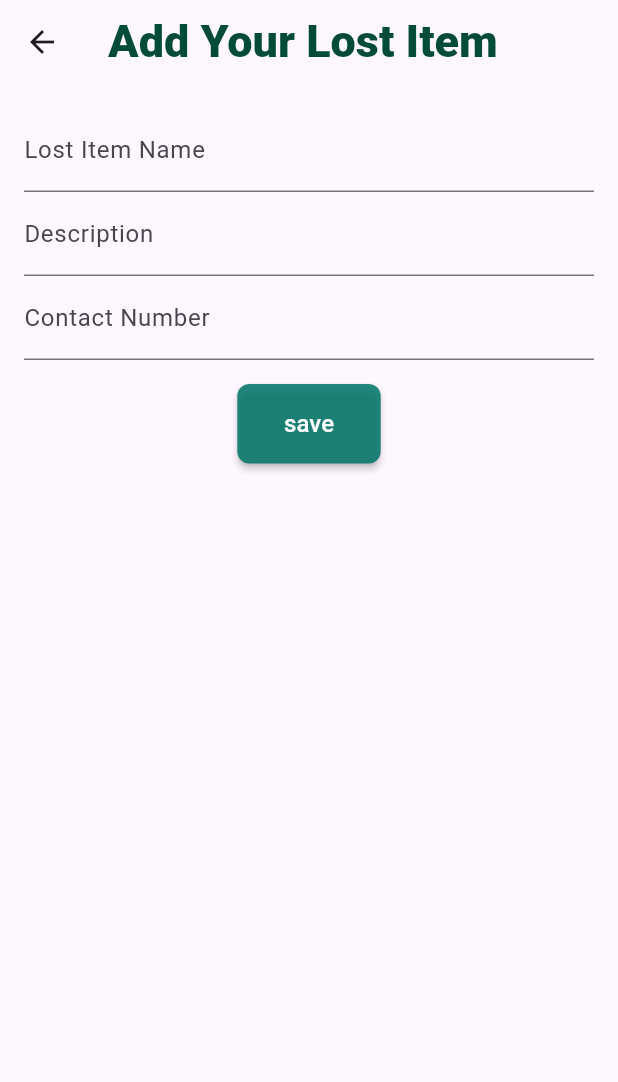
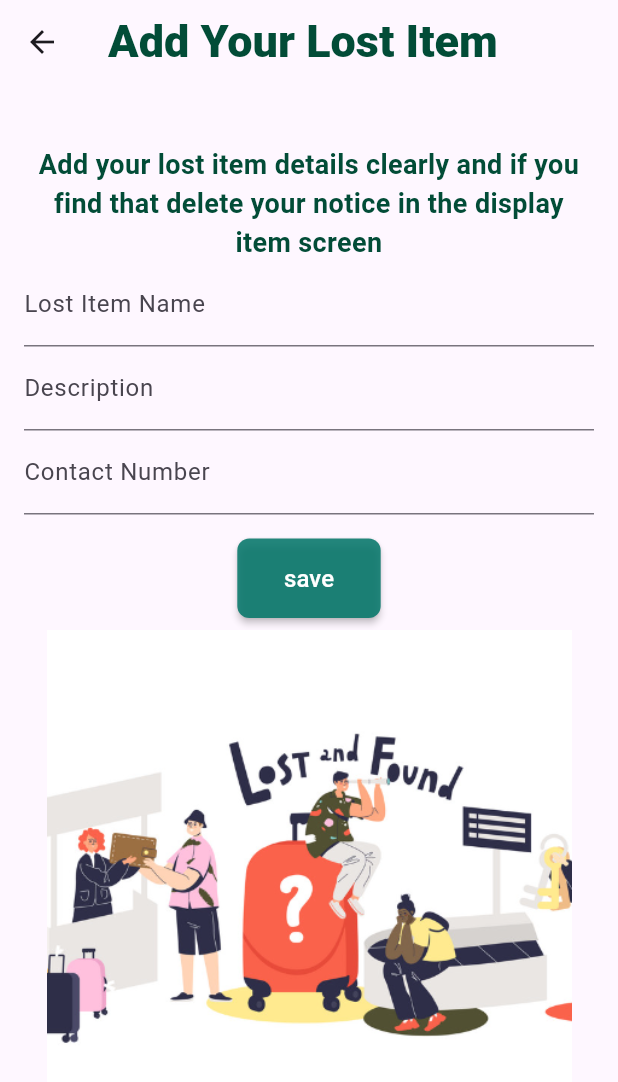
Before and after one commit to nimeshkk/Android_App, a Flutter app: the LostItemInputScreen screen opened directly, on a phone screen of 412 x 824 dp. Shown: the top 1082 px of the screen. Run offline on Flutter 3.47's test engine with Material 2 defaults, Android fonts, the phone set to English and light mode, and no system bars; our stand-ins replace another_carousel_pro, carousel_slider, cloud_firestore, device_preview, firebase_auth, firebase_core and 1 more; missing offline and left inert: dart:html, flutter_dismissible_tile; accounts and stored records are empty.

Commit message:
completed lost input screen

```diff
--- a/lib/pages/lostfound_items/lostitem_input.dart
+++ b/lib/pages/lostfound_items/lostitem_input.dart
@@ -39,7 +39,7 @@ class _LostItemInputScreenState extends State<LostItemInputScreen> {
     ScaffoldMessenger.of(context).showSnackBar(
       SnackBar(
         backgroundColor:
-            Color.fromARGB(223, 5, 119, 106), // Set the background color
+            const Color.fromARGB(223, 5, 119, 106), // Set the background color
         content: Text(
           'Lost item saved successfully',
           style: TextStyle(
@@ -74,11 +74,20 @@ class _LostItemInputScreenState extends State<LostItemInputScreen> {
                 color: Color.fromARGB(255, 2, 76, 55)),
           ),
         ),
-        //
         body: Padding(
           padding: const EdgeInsets.all(16.0),
           child: Column(
             children: [
+              SizedBox(height: 25.0),
+              Text(
+                'Add your lost item details clearly and if you find that delete your notice in the display item screen', //  description text
+                style: TextStyle(
+                  fontSize: 18.0,
+                  fontWeight: FontWeight.bold,
+                  color: Color.fromARGB(255, 2, 76, 55),
+                ),
+                textAlign: TextAlign.center,
+              ),
               TextField(
                 controller: itemNameController,
                 decoration: InputDecoration(labelText: 'Lost Item Name'),
@@ -119,6 +128,15 @@ class _LostItemInputScreenState extends State<LostItemInputScreen> {
                   ),
                 ),
               ),
+              SizedBox(
+                  height:
+                      8.0), // Add some space between the button and the image
+              Image.asset(
+                'assets/lost5.png', // Replace with your image asset path
+                width: 350, // Set the width as per your requirement
+                height: 330, // Set the height as per your requirement
+                fit: BoxFit.cover, // You can adjust the fit property as needed
+              ),
             ],
           ),
         ),
--- a/pubspec.yaml
+++ b/pubspec.yaml
@@ -142,3 +142,4 @@ flutter:
     - assets/lost2.png
     - assets/lost3.png
     - assets/lost4.png
+    - assets/lost5.png
```
Also changed, not shown: assets/lost5.png (added).
